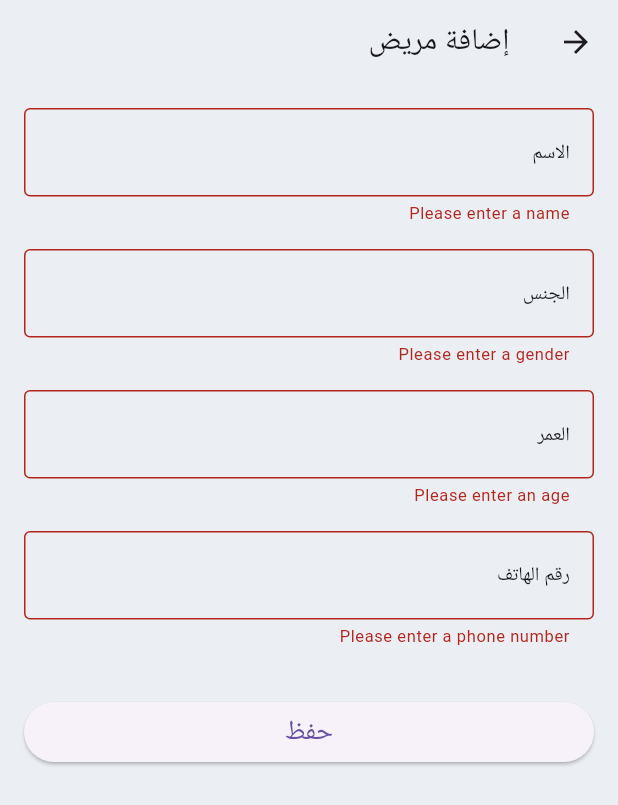
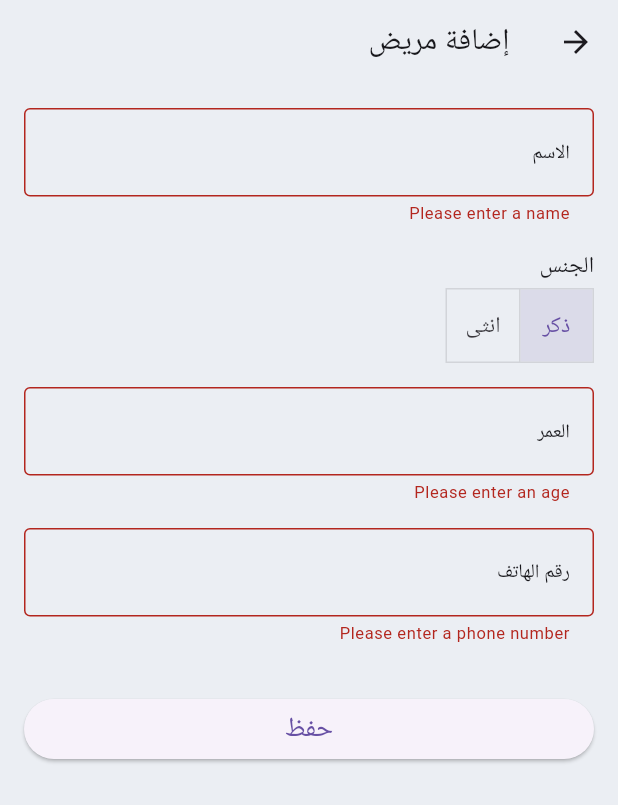
Before and after one commit to ctrl-aziz/dr_tooth, a Flutter app: the AddPatientView screen opened directly, after a tap on "حفظ", on a phone screen of 412 x 824 dp. Shown: the top 805 px of the screen. Run offline on Flutter 3.47's test engine with Material 2 defaults, Android fonts, the phone set to English and light mode, and no system bars; our stand-ins replace flutter_riverpod, flutter_secure_storage, google_fonts, google_sign_in, googleapis_auth, hive and 1 more; missing offline and left inert: googleapis; accounts and stored records are empty; Roboto replaces fonts that are missing (Cairo).

Commit message:
add edit and delete patient

```diff
--- a/lib/view/add_patient_view.dart
+++ b/lib/view/add_patient_view.dart
@@ -7,8 +7,10 @@ import '../services/hive_service.dart';
 import '../widget/custom_text_field.dart';
 
 class AddPatientView extends ConsumerStatefulWidget {
+  final Patient? patient;
   const AddPatientView({
     Key? key,
+    this.patient,
   }) : super(key: key);
 
   @override
@@ -29,6 +31,17 @@ class _AddPatientViewState extends ConsumerState<AddPatientView> {
     _ageController.dispose();
     _phoneNumberController.dispose();
     super.dispose();
+  }
+
+  @override
+  void initState() {
+    super.initState();
+    if(widget.patient != null){
+      _nameController.text = widget.patient!.name;
+      _genderController.text = widget.patient!.gender;
+      _ageController.text = widget.patient!.age.toString();
+      _phoneNumberController.text = widget.patient!.phoneNumber;
+    }
   }
 
   @override
@@ -58,14 +71,11 @@ class _AddPatientViewState extends ConsumerState<AddPatientView> {
                     },
                   ),
                   const SizedBox(height: 16),
-                  CustomTextField(
-                    controller: _genderController,
-                    labelText: 'الجنس',
-                    validator: (value) {
-                      if (value!.isEmpty) {
-                        return 'Please enter a gender';
-                      }
-                      return null;
+                  ToggleWidget(
+                    initValue: widget.patient?.gender,
+                    onItemSelected: (item) {
+                      _genderController.text = item;
+                      print(item);
                     },
                   ),
                   const SizedBox(height: 16),
@@ -102,17 +112,21 @@ class _AddPatientViewState extends ConsumerState<AddPatientView> {
                       onPressed: () {
                         if (_formKey.currentState!.validate()) {
                           final newPatient = Patient(
-                            id: UniqueKey().toString(),
+                            id: widget.patient != null ? widget.patient!.id : UniqueKey().toString(),
                             name: _nameController.text,
-                            gender: _genderController.text,
+                            gender: _genderController.text.isEmpty ? 'ذكر': _genderController.text,
                             age: int.parse(_ageController.text),
                             phoneNumber: _phoneNumberController.text,
-                            debts: 0,
-                            treatments: [],
-                            payments: [],
+                            debts: widget.patient != null ? widget.patient!.debts : 0,
+                            treatments: widget.patient != null ? widget.patient!.treatments : [],
+                            payments: widget.patient != null ? widget.patient!.payments : [],
                           );
-                          ref.read(patientStorageProvider).save(newPatient.toJson()).then((value) {
+                          ref
+                              .read(patientStorageProvider)
+                              .save(newPatient.toJson())
+                              .then((value) {
                             ref.read(patientsProvider).getAllPatient();
+                            ref.invalidate(patientProvider(newPatient.id));
                           });
                           // ref.invalidate(patientListProvider);
                           Navigator.of(context).pop();
@@ -130,3 +144,62 @@ class _AddPatientViewState extends ConsumerState<AddPatientView> {
     );
   }
 }
+
+class ToggleWidget extends StatefulWidget {
+  final Function(String) onItemSelected;
+  final String? initValue;
+
+  const ToggleWidget({Key? key, required this.onItemSelected, this.initValue})
+      : super(key: key);
+
+  @override
+  State<ToggleWidget> createState() => _ToggleWidgetState();
+}
+
+class _ToggleWidgetState extends State<ToggleWidget> {
+  List<bool> _selected = [true, false];
+
+  @override
+  void initState() {
+    super.initState();
+    if(widget.initValue != null){
+      if(widget.initValue == 'انثى'){
+        _selected = [false, true];
+      }
+    }
+  }
+
+  @override
+  Widget build(BuildContext context) {
+    return Column(
+      crossAxisAlignment: CrossAxisAlignment.start,
+      children: [
+        const Text('الجنس'),
+        const SizedBox(
+          height: 5,
+        ),
+        ToggleButtons(
+          onPressed: (i) {
+            switch (i) {
+              case 0:
+                widget.onItemSelected('ذكر');
+                break;
+              case 1:
+                widget.onItemSelected('انثى');
+                break;
+            }
+            _selected = _selected.map((e) => false).toList();
+            setState(() {
+              _selected[i] = true;
+            });
+          },
+          isSelected: _selected,
+          children: const [
+            Text('ذكر'),
+            Text('انثى'),
+          ],
+        ),
+      ],
+    );
+  }
+}
```
Also changed, not shown: lib/view/patient_view.dart (+104 -21 lines).
